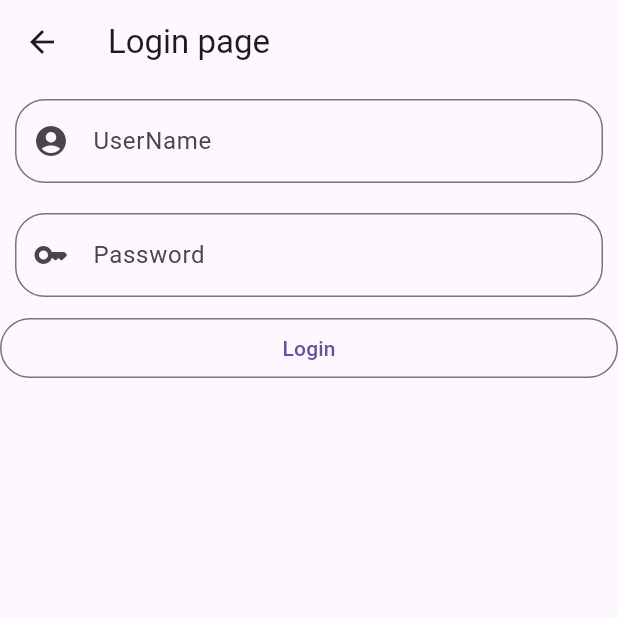
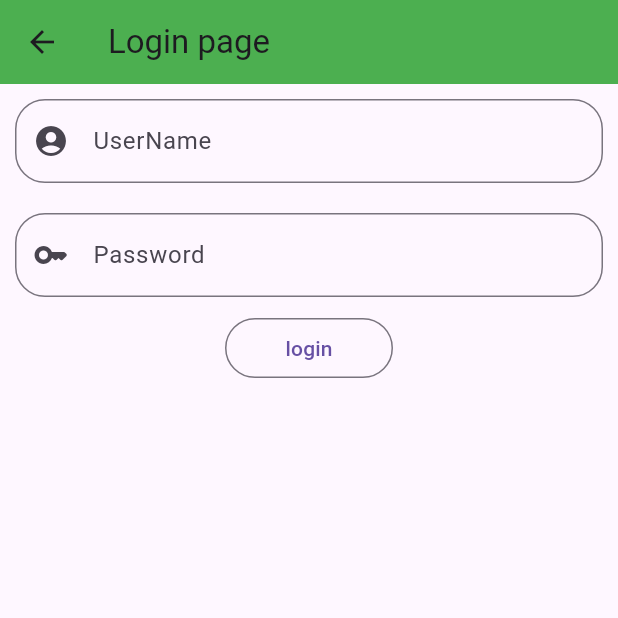
Before and after one commit to Ahmedakaak/tourismapp, a Flutter app: the screen it shows after launch, in the side drawer, after a tap on "Login", on a phone screen of 412 x 824 dp, the top half of it. Run offline on Flutter 3.47's test engine with Material 3 defaults, Android fonts, the phone set to English and light mode, and no system bars; our stand-ins replace cloud_firestore, firebase_auth, firebase_core, table_calendar; accounts and stored records are empty.

Commit message:
latest version

```diff
--- a/lib/login.dart
+++ b/lib/login.dart
@@ -1,4 +1,7 @@
+import 'package:firebase_auth/firebase_auth.dart';
+import 'package:firebase_core/firebase_core.dart';
 import 'package:flutter/material.dart';
+import 'package:tourism_app/main.dart';
 
 class MyLogin extends StatefulWidget {
   const MyLogin({super.key});
@@ -8,20 +11,41 @@ class MyLogin extends StatefulWidget {
 }
 
 class _MyLoginState extends State<MyLogin> {
-  TextEditingController _username = TextEditingController();
+  TextEditingController _email = TextEditingController();
   TextEditingController _password = TextEditingController();
+
+  Future signin() async {
+    try {
+      await FirebaseAuth.instance.signInWithEmailAndPassword(
+          email: _email.text.trim(), password: _password.text.trim());
+      Navigator.of(context)
+          .push(MaterialPageRoute(builder: (context) => MyApp()));
+    } on FirebaseAuthException catch (e) {
+      ScaffoldMessenger.of(context).showSnackBar(SnackBar(
+        content: Text(e.code),
+        backgroundColor: Colors.red,
+      ));
+    } catch (e) {
+      ScaffoldMessenger.of(context).showSnackBar(SnackBar(
+        content: Text("An unexpectoed error occrred. Please try again"),
+        backgroundColor: Colors.red,
+      ));
+    }
+  }
+
   @override
   Widget build(BuildContext context) {
     return Scaffold(
       appBar: AppBar(
         title: Text("Login page"),
+        backgroundColor: Colors.green,
       ),
       body: ListView(
         children: [
           Container(
             padding: EdgeInsets.all(10),
             child: TextFormField(
-              controller: _username,
+              controller: _email,
               decoration: InputDecoration(
                   labelText: "UserName",
                   prefixIcon: Icon(Icons.account_circle),
@@ -41,9 +65,13 @@ class _MyLoginState extends State<MyLogin> {
             ),
           ),
           Container(
-            child: OutlinedButton(
-              onPressed: () {},
-              child: Text("Login"),
+            child: Padding(
+              padding: const EdgeInsets.only(left: 150, right: 150),
+              child: OutlinedButton(
+                style: ButtonStyle(),
+                onPressed: () {},
+                child: Text("login"),
+              ),
             ),
           ),
         ],
--- a/lib/main.dart
+++ b/lib/main.dart
@@ -1,8 +1,18 @@
 import 'package:flutter/material.dart';
 import 'package:table_calendar/table_calendar.dart';
 import 'package:tourism_app/login.dart';
+import 'package:tourism_app/register.dart';
+import 'package:firebase_core/firebase_core.dart';
 
-void main() {
+void main() async {
+  WidgetsFlutterBinding.ensureInitialized();
+  await Firebase.initializeApp(
+      options: const FirebaseOptions(
+          apiKey: "AIzaSyDvfaPien-u1Gm7_IqV21qtFouZrO3qCjw",
+          appId: "1:133599849776:android:8328467dd631ca003facf5",
+          messagingSenderId: "133599849776",
+          projectId: "tourismapp-73933"));
+
   runApp(const MyApp());
 }
 
@@ -601,6 +611,23 @@ class _MyDrawerState extends State<MyDrawer> {
             },
           ),
           ListTile(
+            leading: Icon(
+              Icons.login,
+              color: Colors.white,
+            ),
+            title: Text(
+              "Regsiter",
+              style: TextStyle(
+                color: Colors.white,
+                fontWeight: FontWeight.bold,
+              ),
+            ),
+            onTap: () {
+              Navigator.push(context,
+                  MaterialPageRoute(builder: (context) => MyRegister()));
+            },
+          ),
+          ListTile(
               leading: Icon(
                 Icons.phone,
                 color: Colors.white,
--- a/pubspec.yaml
+++ b/pubspec.yaml
@@ -35,17 +35,21 @@ dependencies:
   # Use with the CupertinoIcons class for iOS style icons.
   cupertino_icons: ^1.0.2
   table_calendar: ^3.2.0
+  cloud_firestore: ^5.6.6
+  firebase_auth: ^5.5.2
+  firebase_core: ^3.13.0
 
 dev_dependencies:
   flutter_test:
     sdk: flutter
+
 
   # The "flutter_lints" package below contains a set of recommended lints to
   # encourage good coding practices. The lint set provided by the package is
   # activated in the `analysis_options.yaml` file located at the root of your
   # package. See that file for information about deactivating specific lint
   # rules and activating additional ones.
-  flutter_lints: ^2.0.0
+  flutter_lints: ^5.0.0
 
 # For information on the generic Dart part of this file, see the
 # following page: https://dart.dev/tools/pub/pubspec
```
Also changed, not shown: lib/register.dart (added, +141 -0 lines), pubspec.lock, 6 other files.
